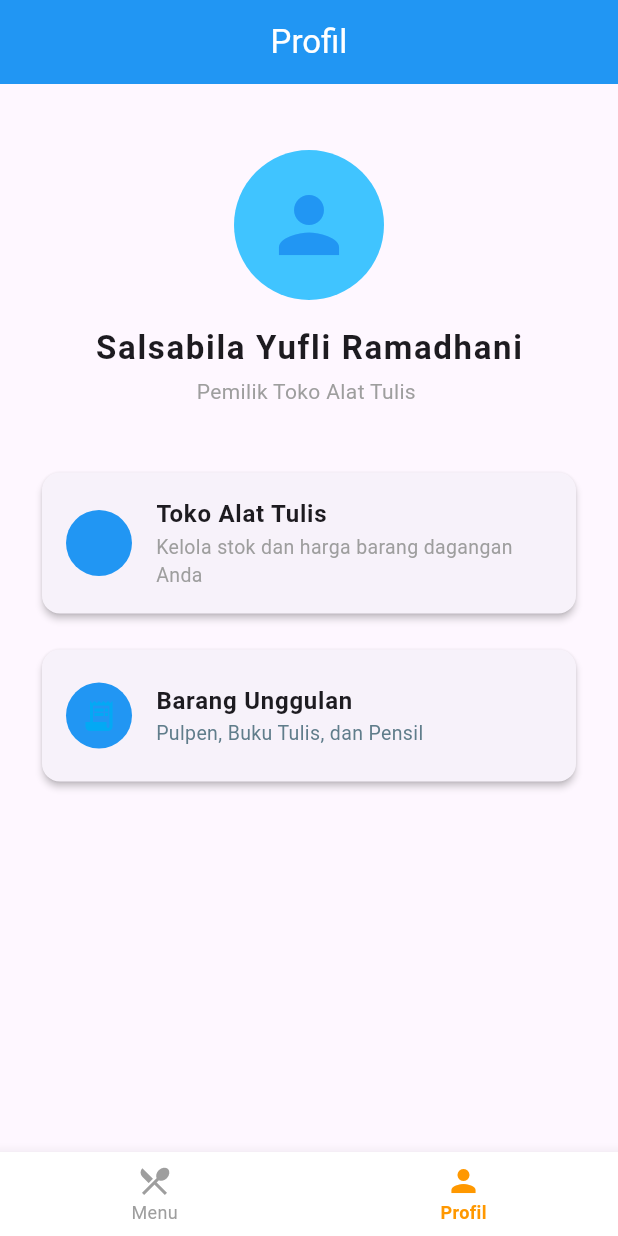
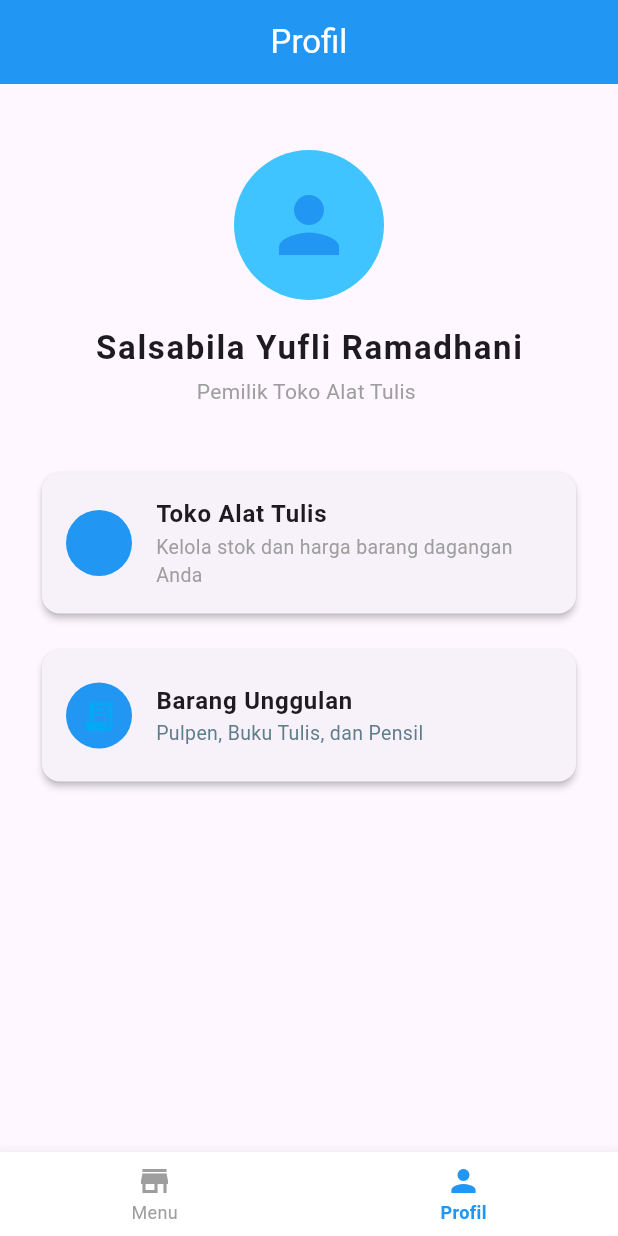
Before and after one commit to salsabilayrrr/124240109_SALSABILA-YUFLI-RAMADHANI_SI-E_MOBILE_SI_KUIS, a Flutter app: the screen it shows after launch, item 2 of the bottom bar chosen, on a phone screen of 412 x 824 dp. Run offline on Flutter 3.47's test engine with Material 3 defaults, Android fonts, the phone set to English and light mode, and no system bars; network calls fail.

Commit message:
finall penilaian

```diff
--- a/kuis/lib/root.dart
+++ b/kuis/lib/root.dart
@@ -40,7 +40,7 @@ class _RootState extends State<Root> {
       bottomNavigationBar: BottomNavigationBar(
         backgroundColor: Colors.white,
         type: BottomNavigationBarType.fixed,
-        selectedItemColor: Colors.orange,
+        selectedItemColor: Colors.blue,
         unselectedItemColor: Colors.grey,
 
         selectedLabelStyle: TextStyle(
@@ -59,7 +59,7 @@ class _RootState extends State<Root> {
         },
         items: [
           BottomNavigationBarItem(
-            icon: Icon(Icons.restaurant_menu),
+            icon: Icon(Icons.store),
             label: 'Menu',
           ),
           BottomNavigationBarItem(icon: Icon(Icons.person), label: 'Profil'),
```
Also changed, not shown: kuis/lib/detail.dart (+8 -8 lines).
